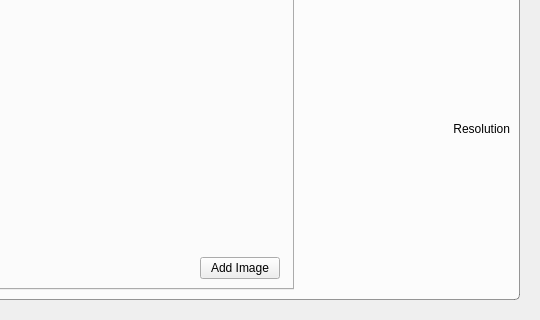
Above: movies/MovieWidget.ui from Komet/MediaElch before the change; both pictures show x 394 to 934 and y 445 to 765 of the 934 by 765 pixel window. Below: the same form after it.
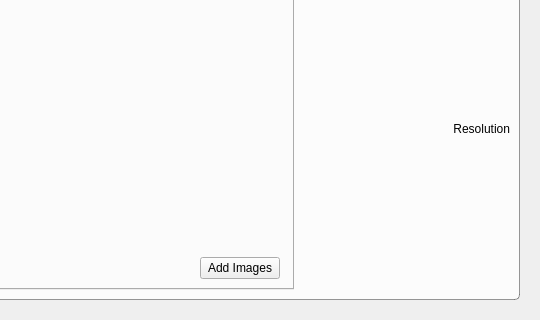
That is the form after the change. The open tabs and pages were chosen to show the change. Icons and pictures are not drawn. Custom widgets are drawn as their Qt base class.

```diff
--- a/movies/MovieWidget.ui
+++ b/movies/MovieWidget.ui
@@ -691,7 +691,7 @@
               <item>
                <widget class="QPushButton" name="btnAddExtraFanart">
                 <property name="text">
-                 <string>Add Image</string>
+                 <string>Add Images</string>
                 </property>
                </widget>
               </item>
```
